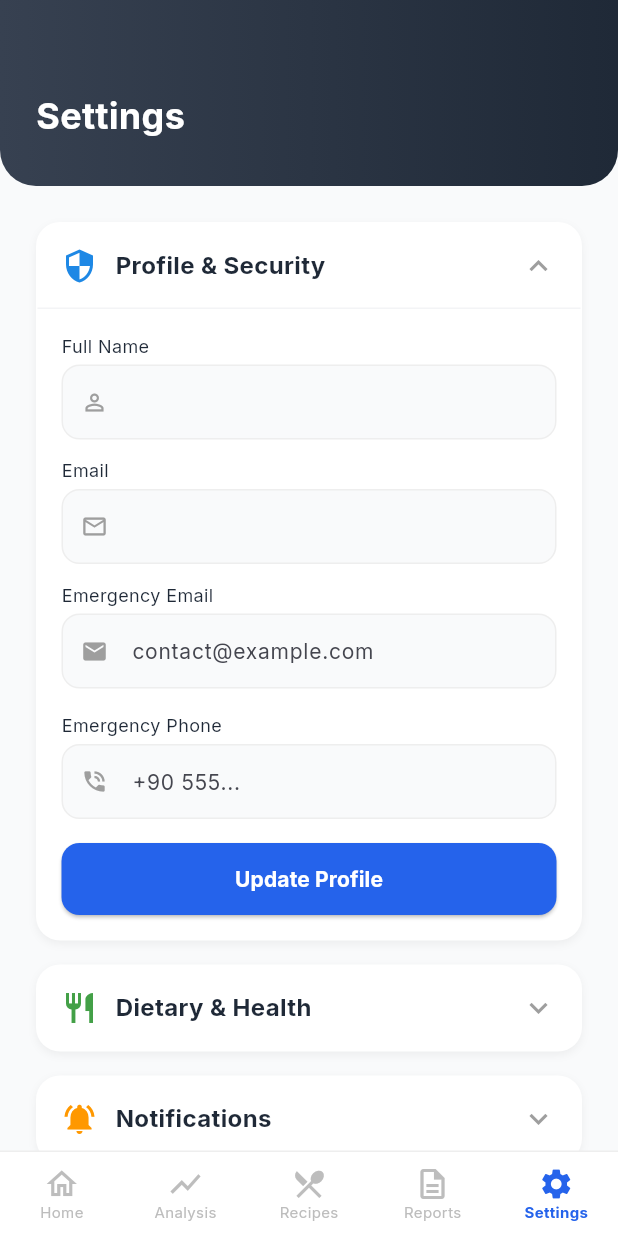
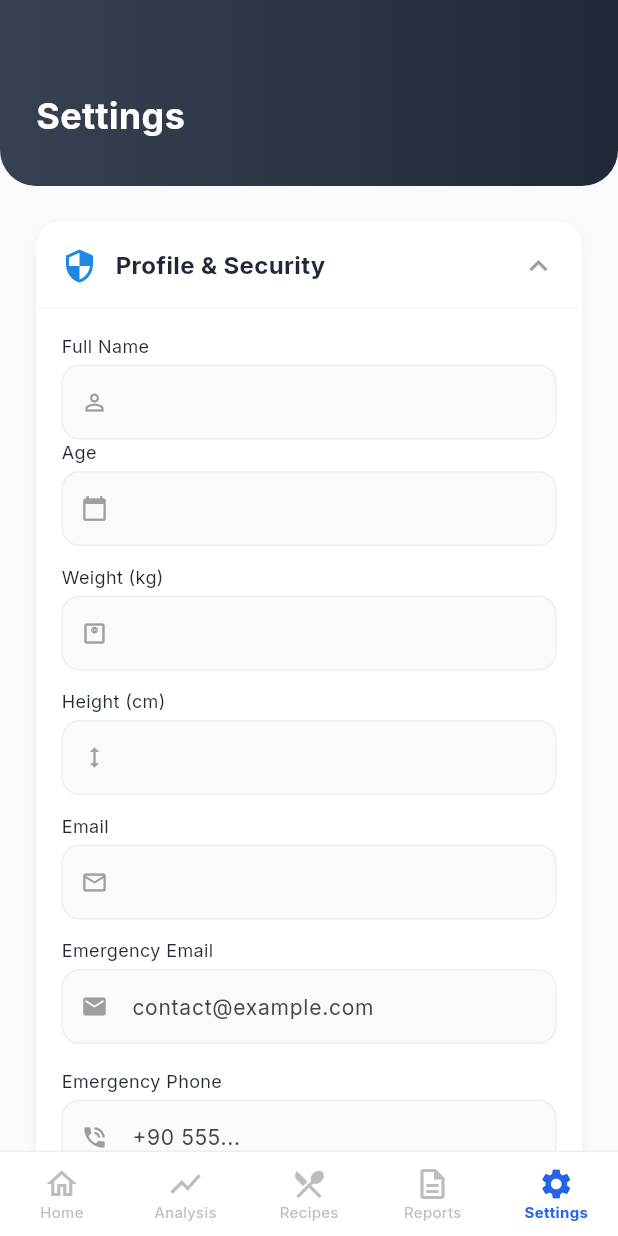
Before and after one commit to 0xbarss/smart_vitals, a Flutter app: the SettingsPage screen opened by its route, after a tap on "Profile & Security", on a phone screen of 412 x 824 dp. Run offline on Flutter 3.47's test engine with Material 3 defaults, Android fonts, the phone set to English and light mode, and no system bars; our stand-ins replace cloud_firestore, csv, equatable, file_picker, firebase_auth, firebase_core and 12 more; missing offline and left inert: flutter_ringtone_player, health, syncfusion_flutter_pdf; accounts and stored records are empty; generated files the repository leaves out were written again.

Commit message:
Add age, height and weight for bmi calculation

```diff
--- a/lib/features/auth/data/datasources/auth_remote_data_source.dart
+++ b/lib/features/auth/data/datasources/auth_remote_data_source.dart
@@ -10,7 +10,16 @@ abstract class AuthRemoteDataSource {
 
   Future<void> register(String email, String password, String name);
 
-  Future<void> updateUserData(String uid, String name, String email, String emergencyEmail, String emergencyPhone);
+  Future<void> updateUserData(
+    String uid,
+    String name,
+    String email,
+    String emergencyEmail,
+    String emergencyPhone,
+    int age,
+    double weight,
+    double height,
+  );
 
   Future<void> logout();
 }
@@ -35,7 +44,11 @@ class AuthRemoteDataSourceImpl implements AuthRemoteDataSource {
         return UserModel.fromMap(doc.data()!);
       }
 
-      return UserModel(id: user.uid, email: user.email ?? '', name: user.displayName);
+      return UserModel(
+        id: user.uid,
+        email: user.email ?? '',
+        name: user.displayName,
+      );
     });
   }
 
@@ -82,7 +95,16 @@ class AuthRemoteDataSourceImpl implements AuthRemoteDataSource {
   }
 
   @override
-  Future<void> updateUserData(String uid, String name, String email, String emergencyEmail, String emergencyPhone) async {
+  Future<void> updateUserData(
+    String uid,
+    String name,
+    String email,
+    String emergencyEmail,
+    String emergencyPhone,
+    int age,
+    double weight,
+    double height,
+  ) async {
     final user = _firebaseAuth.currentUser;
     if (user != null) {
       await user.updateDisplayName(name);
@@ -92,6 +114,9 @@ class AuthRemoteDataSourceImpl implements AuthRemoteDataSource {
       'email': email,
       'emergencyEmail': emergencyEmail,
       'emergencyPhone': emergencyPhone,
+      'age': age,
+      'weight': weight,
+      'height': height,
     });
   }
 
--- a/lib/features/auth/data/models/user_model.dart
+++ b/lib/features/auth/data/models/user_model.dart
@@ -9,6 +9,9 @@ class UserModel extends UserEntity {
     super.name,
     super.emergencyEmail,
     super.emergencyPhone,
+    super.age,
+    super.height,
+    super.weight,
   });
 
   factory UserModel.fromMap(Map<String, dynamic> map) {
@@ -18,6 +21,9 @@ class UserModel extends UserEntity {
       name: map['name'] ?? '',
       emergencyEmail: map['emergencyEmail'] ?? '',
       emergencyPhone: map['emergencyPhone'] ?? '',
+      age: map['age'],
+      height: (map['height'] as num?)?.toDouble(),
+      weight: (map['weight'] as num?)?.toDouble(),
     );
   }
 
@@ -28,6 +34,9 @@ class UserModel extends UserEntity {
       'name': name,
       'emergencyEmail': emergencyEmail,
       'emergencyPhone': emergencyPhone,
+      'age': age,
+      'height': height,
+      'weight': weight,
       'updatedAt': FieldValue.serverTimestamp(),
     };
   }
--- a/lib/features/auth/domain/entities/user_entity.dart
+++ b/lib/features/auth/domain/entities/user_entity.dart
@@ -6,6 +6,9 @@ class UserEntity extends Equatable {
   final String? name;
   final String? emergencyEmail;
   final String? emergencyPhone;
+  final int? age;
+  final double? weight;
+  final double? height;
 
   const UserEntity({
     required this.id,
@@ -13,8 +16,20 @@ class UserEntity extends Equatable {
     this.name,
     this.emergencyEmail,
     this.emergencyPhone,
+    this.age,
+    this.weight,
+    this.height,
   });
 
   @override
-  List<Object?> get props => [id, email, name, emergencyEmail, emergencyPhone];
+  List<Object?> get props => [
+    id,
+    email,
+    name,
+    emergencyEmail,
+    emergencyPhone,
+    age,
+    height,
+    weight,
+  ];
 }
--- a/lib/features/auth/domain/repositories/auth_repository.dart
+++ b/lib/features/auth/domain/repositories/auth_repository.dart
@@ -8,10 +8,19 @@ abstract class AuthRepository {
   Future<void> register({
     required String email,
     required String password,
-    required String name
+    required String name,
   });
 
-  Future<void> updateUser(String uid, String name, String email, String emergencyEmail, String emergencyPhone);
+  Future<void> updateUser(
+    String uid,
+    String name,
+    String email,
+    String emergencyEmail,
+    String emergencyPhone,
+    int age,
+    double weight,
+    double height,
+  );
 
   Future<void> logout();
 }
--- a/lib/features/auth/presentation/bloc/auth_bloc.dart
+++ b/lib/features/auth/presentation/bloc/auth_bloc.dart
@@ -3,7 +3,6 @@ import 'package:flutter_bloc/flutter_bloc.dart';
 
 import '../../domain/entities/user_entity.dart';
 import '../../domain/repositories/auth_repository.dart';
-
 import 'auth_event.dart';
 import 'auth_state.dart';
 
@@ -77,6 +76,9 @@ class AuthBloc extends Bloc<AuthEvent, AuthState> {
             event.email,
             event.emergencyEmail,
             event.emergencyPhone,
+            event.age,
+            event.weight,
+            event.height,
         );
 
         await FirebaseAuth.instance.currentUser?.reload();
@@ -87,6 +89,9 @@ class AuthBloc extends Bloc<AuthEvent, AuthState> {
           name: event.name,
           emergencyEmail: event.emergencyEmail,
           emergencyPhone: event.emergencyPhone,
+          age: event.age,
+          weight: event.weight,
+          height: event.height,
         );
 
         emit(Authenticated(updatedUser));
--- a/lib/features/auth/presentation/bloc/auth_event.dart
+++ b/lib/features/auth/presentation/bloc/auth_event.dart
@@ -26,12 +26,18 @@ class AuthUpdateProfile extends AuthEvent {
   final String email;
   final String emergencyEmail;
   final String emergencyPhone;
+  final int age;
+  final double weight;
+  final double height;
 
   AuthUpdateProfile({
     required this.name,
     required this.email,
     required this.emergencyEmail,
     required this.emergencyPhone,
+    required this.age,
+    required this.weight,
+    required this.height,
   });
 }
 
--- a/lib/features/auth/presentation/pages/health_details_page.dart
+++ b/lib/features/auth/presentation/pages/health_details_page.dart
@@ -1,6 +1,10 @@
 import 'package:flutter/material.dart';
+import 'package:flutter_bloc/flutter_bloc.dart';
 import 'package:go_router/go_router.dart';
+import 'package:smart_vitals/features/auth/presentation/bloc/auth_event.dart';
+import 'package:smart_vitals/features/auth/presentation/bloc/auth_state.dart';
 import '../../../../config/routes/route_names.dart';
+import '../bloc/auth_bloc.dart';
 import '../widgets/auth_field.dart';
 
 class HealthDetailsPage extends StatefulWidget {
@@ -13,39 +17,74 @@ class HealthDetailsPage extends StatefulWidget {
 class _HealthDetailsPageState extends State<HealthDetailsPage> {
   final _ageController = TextEditingController();
   final _weightController = TextEditingController();
+  final _heightController = TextEditingController();
 
   @override
   void dispose() {
     _ageController.dispose();
     _weightController.dispose();
+    _heightController.dispose();
     super.dispose();
   }
 
   void _onCompleteSetup() {
+    final int age = int.tryParse(_ageController.text) ?? 0;
+    final double weight = double.tryParse(_weightController.text) ?? 0.0;
+    final double height = double.tryParse(_heightController.text) ?? 0.0;
+
+    if (age <= 0 || weight <= 0 || height <= 0) {
+      ScaffoldMessenger.of(context).showSnackBar(
+        const SnackBar(
+          content: Text("Please enter valid bio-data"),
+          backgroundColor: Colors.red,
+        ),
+      );
+      return;
+    }
+
+    var authBloc = context.read<AuthBloc>();
+    var state = authBloc.state;
+    if (state is Authenticated) {
+      final user = state.user;
+      authBloc.add(
+        AuthUpdateProfile(
+          name: user.name!,
+          email: user.email,
+          emergencyEmail: user.emergencyEmail!,
+          emergencyPhone: user.emergencyPhone!,
+          age: age,
+          weight: weight,
+          height: height,
+        ),
+      );
+    }
     context.goNamed(RouteNames.home);
   }
 
   @override
   Widget build(BuildContext context) {
     return Scaffold(
-      backgroundColor: const Color(0xFFF9FAFB), // bg-gray-50
+      backgroundColor: const Color(0xFFF9FAFB),
       body: Column(
         children: [
-          // --- HEADER (Matches TSX Gradient) ---
           Container(
             width: double.infinity,
             padding: const EdgeInsets.fromLTRB(24, 60, 24, 30),
             decoration: const BoxDecoration(
               gradient: LinearGradient(
-                  colors: [Color(0xFF2563EB), Color(0xFF9333EA)], // Blue to Purple
+                colors: [Color(0xFF2563EB), Color(0xFF9333EA)],
               ),
               borderRadius: BorderRadius.only(
                 bottomLeft: Radius.circular(24),
                 bottomRight: Radius.circular(24),
               ),
               boxShadow: [
-                  BoxShadow(color: Colors.black12, blurRadius: 10, offset: Offset(0, 4))
-                ]
+                BoxShadow(
+                  color: Colors.black12,
+                  blurRadius: 10,
+                  offset: Offset(0, 4),
+                ),
+              ],
             ),
             child: const Column(
               crossAxisAlignment: CrossAxisAlignment.start,
@@ -55,7 +94,7 @@ class _HealthDetailsPageState extends State<HealthDetailsPage> {
                   style: TextStyle(
                     color: Colors.white,
                     fontSize: 24,
-                      fontWeight: FontWeight.bold
+                    fontWeight: FontWeight.bold,
                   ),
                 ),
                 SizedBox(height: 4),
@@ -67,7 +106,6 @@ class _HealthDetailsPageState extends State<HealthDetailsPage> {
             ),
           ),
 
-          // --- BODY ---
           Expanded(
             child: SingleChildScrollView(
               padding: const EdgeInsets.all(24),
@@ -75,7 +113,6 @@ class _HealthDetailsPageState extends State<HealthDetailsPage> {
                 children: [
                   const SizedBox(height: 10),
 
-                  // Inputs
                   AuthField(
                     controller: _ageController,
                     hintText: "Age",
@@ -86,17 +123,21 @@ class _HealthDetailsPageState extends State<HealthDetailsPage> {
                     hintText: "Weight (kg)",
                     icon: Icons.monitor_weight_outlined,
                   ),
+                  AuthField(
+                    controller: _heightController,
+                    hintText: "Height (cm)",
+                    icon: Icons.height_outlined,
+                  ),
 
                   const SizedBox(height: 20),
 
-                  // Complete Button
                   SizedBox(
                     width: double.infinity,
                     height: 56,
                     child: ElevatedButton(
                       onPressed: _onCompleteSetup,
                       style: ElevatedButton.styleFrom(
-                        backgroundColor: const Color(0xFF2563EB), // bg-blue-600
+                        backgroundColor: const Color(0xFF2563EB),
                         foregroundColor: Colors.white,
                         elevation: 0,
                         shape: RoundedRectangleBorder(
@@ -105,7 +146,10 @@ class _HealthDetailsPageState extends State<HealthDetailsPage> {
                       ),
                       child: const Text(
                         "Complete Setup",
-                        style: TextStyle(fontSize: 16, fontWeight: FontWeight.bold),
+                        style: TextStyle(
+                          fontSize: 16,
+                          fontWeight: FontWeight.bold,
+                        ),
                       ),
                     ),
                   ),
--- a/lib/features/settings/presentation/bloc/settings_state.dart
+++ b/lib/features/settings/presentation/bloc/settings_state.dart
@@ -7,6 +7,9 @@ class SettingsState {
   final AppMode appMode;
   final Map<String, bool> dietary;
   final Map<String, bool> allergies;
+  final int age;
+  final double weight;
+  final double height;
 
   const SettingsState({
     this.highContrast = false,
@@ -27,6 +30,9 @@ class SettingsState {
       'shellfish': false,
       'eggs': false,
     },
+    this.age = 25,
+    this.weight = 70.0,
+    this.height = 175.0,
   });
 
   SettingsState copyWith({
@@ -36,6 +42,9 @@ class SettingsState {
     AppMode? appMode,
     Map<String, bool>? dietary,
     Map<String, bool>? allergies,
+    int? age,
+    double? weight,
+    double? height,
   }) {
     return SettingsState(
       highContrast: highContrast ?? this.highContrast,
@@ -44,6 +53,9 @@ class SettingsState {
       appMode: appMode ?? this.appMode,
       dietary: dietary ?? this.dietary,
       allergies: allergies ?? this.allergies,
+      age: age ?? this.age,
+      weight: weight ?? this.weight,
+      height: height ?? this.height,
     );
   }
 }
--- a/lib/features/settings/presentation/pages/settings_page.dart
+++ b/lib/features/settings/presentation/pages/settings_page.dart
@@ -25,6 +25,9 @@ class _SettingsPageState extends State<SettingsPage> {
   late TextEditingController _emailController;
   late TextEditingController _emEmailController;
   late TextEditingController _emPhoneController;
+  late TextEditingController _ageController;
+  late TextEditingController _weightController;
+  late TextEditingController _heightController;
 
   bool _isSavingProfile = false;
 
@@ -38,12 +41,18 @@ class _SettingsPageState extends State<SettingsPage> {
   void initState() {
     super.initState();
     final authState = context.read<AuthBloc>().state;
+    int age = 0;
+    double weight = 0.0;
+    double height = 0.0;
     String initialName = "";
     String initialEmail = "";
 
     if (authState is Authenticated) {
       initialName = authState.user.name ?? "";
       initialEmail = authState.user.email;
+      age = authState.user.age ?? 0;
+      weight = authState.user.weight ?? 0.0;
+      height = authState.user.height ?? 0.0;
     }
 
     _nameController = TextEditingController(text: initialName);
@@ -54,6 +63,9 @@ class _SettingsPageState extends State<SettingsPage> {
     _emPhoneController = TextEditingController(
       text: authState is Authenticated ? authState.user.emergencyPhone : "",
     );
+    _ageController = TextEditingController(text: age > 0 ? age.toString() : "");
+    _weightController = TextEditingController(text: weight > 0 ? weight.toString() : "");
+    _heightController = TextEditingController(text: height > 0 ? height.toString() : "");
   }
 
   @override
@@ -62,6 +74,9 @@ class _SettingsPageState extends State<SettingsPage> {
     _emailController.dispose();
     _emEmailController.dispose();
     _emPhoneController.dispose();
+    _ageController.dispose();
+    _weightController.dispose();
+    _heightController.dispose();
     super.dispose();
   }
 
@@ -74,24 +89,13 @@ class _SettingsPageState extends State<SettingsPage> {
   void _updateProfile() {
     if (_nameController.text.isEmpty) return;
 
-    if (_emEmailController.text.isNotEmpty &&
-        !_emEmailController.text.contains('@')) {
+    final int age = int.tryParse(_ageController.text) ?? 0;
+    final double weight = double.tryParse(_weightController.text) ?? 0.0;
+    final double height = double.tryParse(_heightController.text) ?? 0.0;
+
+    if (age <= 0 || weight <= 0 || height <= 0) {
       ScaffoldMessenger.of(context).showSnackBar(
-        const SnackBar(
-          content: Text("Invalid Emergency Email"),
-          backgroundColor: Colors.red,
-        ),
-      );
-      return;
-    }
-
-    String phone = _emPhoneController.text.trim();
-    if (phone.isNotEmpty && phone.length < 10) {
-      ScaffoldMessenger.of(context).showSnackBar(
-        const SnackBar(
-          content: Text("Please enter a valid phone number"),
-          backgroundColor: Colors.red,
-        ),
+        const SnackBar(content: Text("Please enter valid bio-data"), backgroundColor: Colors.red),
       );
       return;
     }
@@ -104,6 +108,9 @@ class _SettingsPageState extends State<SettingsPage> {
         email: _emailController.text.trim(),
         emergencyEmail: _emEmailController.text.trim(),
         emergencyPhone: _emPhoneController.text.trim(),
+        age: age,
+        weight: weight,
+        height: height,
       ),
     );
   }
@@ -189,6 +196,29 @@ class _SettingsPageState extends State<SettingsPage> {
                               Icons.person_outline,
                               _nameController,
                               isHighContrast,
+                            ),
+                            _buildProfileField(
+                              "Age",
+                              Icons.calendar_today,
+                              _ageController,
+                              isHighContrast,
+                              keyboardType: TextInputType.number,
+                            ),
+                            const SizedBox(height: 12),
+                            _buildProfileField(
+                              "Weight (kg)",
+                              Icons.monitor_weight_outlined,
+                              _weightController,
+                              isHighContrast,
+                              keyboardType: TextInputType.number,
+                            ),
+                            const SizedBox(height: 12),
+                            _buildProfileField(
+                              "Height (cm)",
+                              Icons.height,
+                              _heightController,
+                              isHighContrast,
+                              keyboardType: TextInputType.number,
                             ),
                             const SizedBox(height: 12),
                             _buildProfileField(
@@ -292,7 +322,7 @@ class _SettingsPageState extends State<SettingsPage> {
                                   .map(
                                     (k) => _buildFilterChip(
                                       k,
-                                  settingsState.dietary, // Use BLoC State
+                                      settingsState.dietary,
                                       isHighContrast
                                           ? Colors.yellow
                                           : Colors.green,
@@ -315,7 +345,7 @@ class _SettingsPageState extends State<SettingsPage> {
                                   .map(
                                     (k) => _buildFilterChip(
                                       k,
-                                  settingsState.allergies, // Use BLoC State
+                                      settingsState.allergies,
                                       isHighContrast
                                           ? Colors.yellow
                                           : Colors.red,
@@ -640,9 +670,13 @@ class _SettingsPageState extends State<SettingsPage> {
     return GestureDetector(
       onTap: () {
         if (isAllergy) {
-          context.read<SettingsBloc>().add(UpdateAllergyPreference(key, !isSelected));
+          context.read<SettingsBloc>().add(
+            UpdateAllergyPreference(key, !isSelected),
+          );
         } else {
-          context.read<SettingsBloc>().add(UpdateDietaryPreference(key, !isSelected));
+          context.read<SettingsBloc>().add(
+            UpdateDietaryPreference(key, !isSelected),
+          );
         }
       },
       child: Container(
```
Also changed, not shown: lib/features/auth/data/repositories/auth_repository_impl.dart (+26 -5 lines), lib/features/auth/presentation/pages/login_page.dart (+22 -15 lines), lib/features/auth/presentation/pages/register_page.dart (+4 -10 lines), lib/features/auth/presentation/pages/welcome_page.dart (+14 -17 lines). Lines whose indentation alone changed are shown as unchanged.
